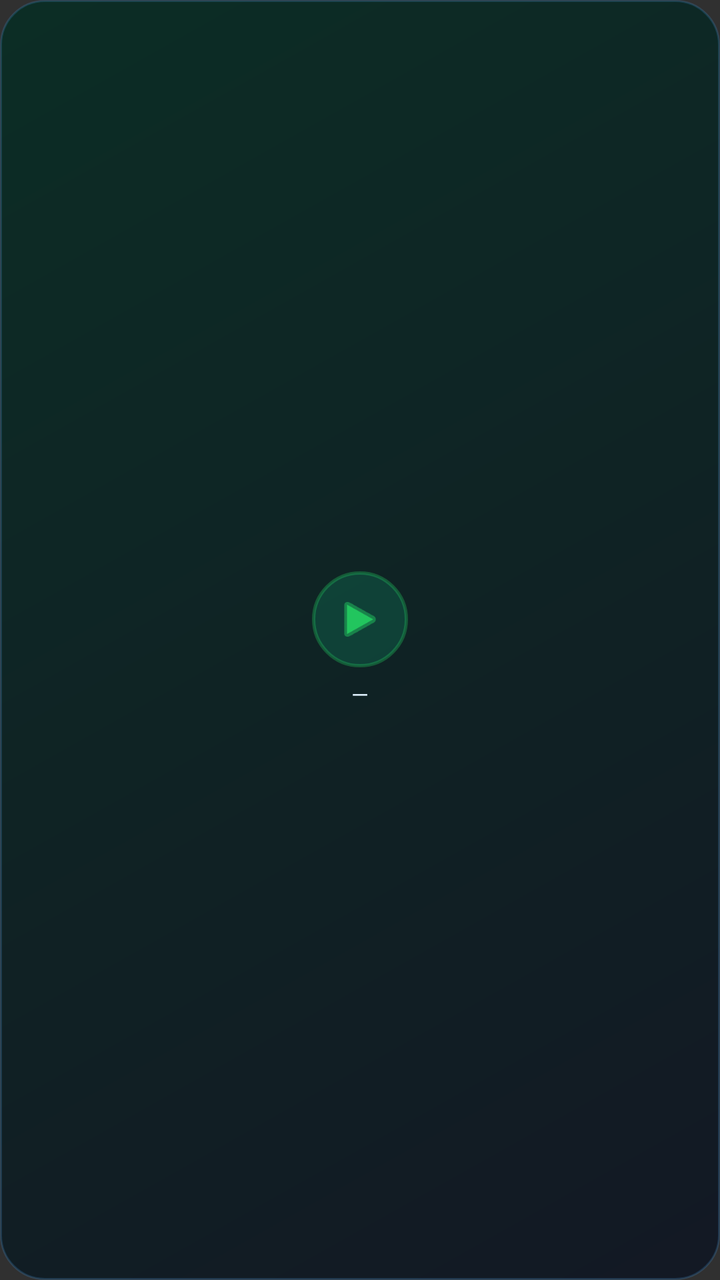
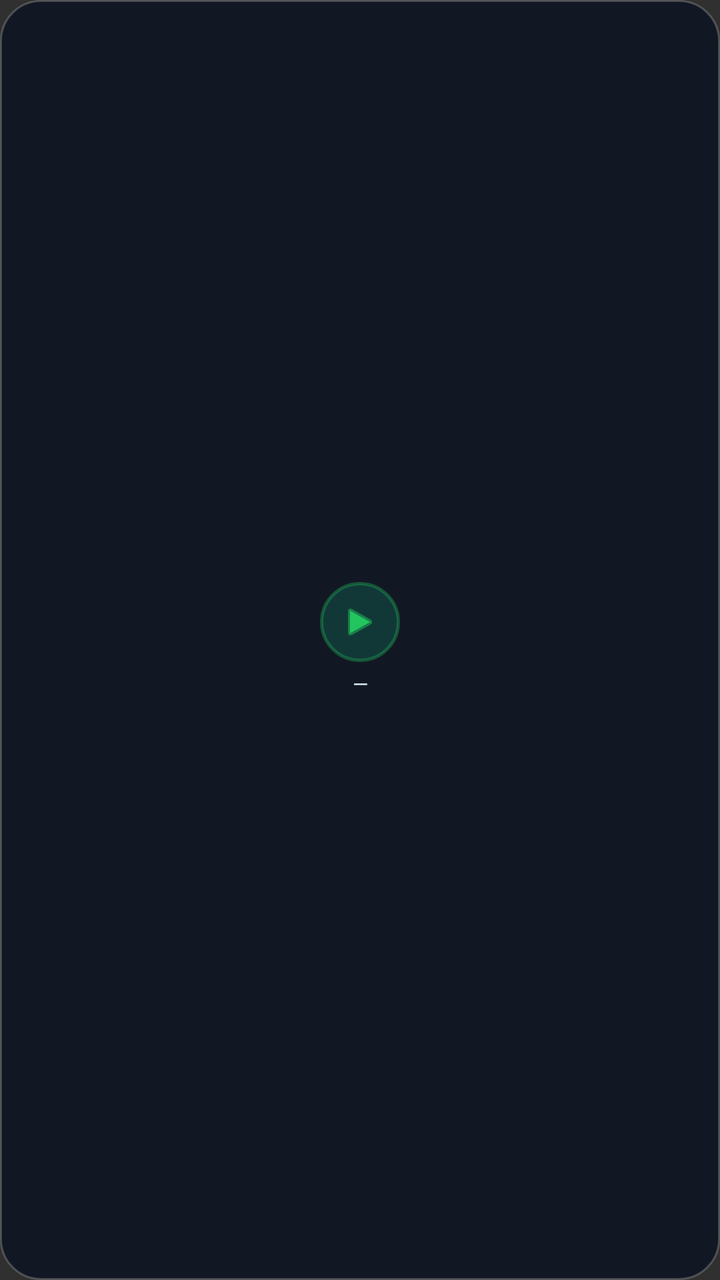

Two renders of the same Android screen: before a commit and after it. Below are the layout's source before the change and the commit's diff.
<!-- AndroidManifest.xml: application theme Theme.VpEgs -->
<!-- res/layout/widget_1x1.xml -->
<?xml version="1.0" encoding="utf-8"?>
<LinearLayout xmlns:android="http://schemas.android.com/apk/res/android"
    android:id="@+id/widget_root"
    android:layout_width="match_parent"
    android:layout_height="match_parent"
    android:orientation="vertical"
    android:gravity="center"
    android:padding="8dp"
    android:background="@drawable/widget_bg">

    <FrameLayout
        android:id="@+id/btn_toggle"
        android:layout_width="48dp"
        android:layout_height="48dp"
        android:clickable="true"
        android:focusable="true"
        android:background="@drawable/widget_btn_circle">
        <ImageView
            android:id="@+id/icon_power"
            android:layout_width="26dp"
            android:layout_height="26dp"
            android:layout_gravity="center"
            android:src="@android:drawable/ic_media_play"
            android:tint="#22C55E" />
    </FrameLayout>

    <TextView
        android:id="@+id/txt_country"
        android:layout_width="wrap_content"
        android:layout_height="wrap_content"
        android:layout_marginTop="6dp"
        android:text="—"
        android:textColor="#E0F2FE"
        android:textSize="11sp"
        android:maxLines="1"
        android:ellipsize="end" />
</LinearLayout>
<!-- resources referenced by this layout -->
<resources>
  <!-- drawable widget_bg (drawable) -->
  <?xml version="1.0" encoding="utf-8"?>
  <shape xmlns:android="http://schemas.android.com/apk/res/android"
      android:shape="rectangle">
      <gradient
          android:startColor="#CC0B1220"
          android:endColor="#CC022C22"
          android:angle="135" />
      <corners android:radius="22dp" />
      <stroke
          android:width="1dp"
          android:color="#3340A0F0" />
  </shape>
  <!-- drawable widget_btn_circle (drawable) -->
  <?xml version="1.0" encoding="utf-8"?>
  <shape xmlns:android="http://schemas.android.com/apk/res/android"
      android:shape="oval">
      <solid android:color="#3310B981" />
      <stroke android:width="1.5dp" android:color="#5522C55E" />
  </shape>
  <style name="Theme.VpEgs" parent="android:Theme.Material.NoActionBar">
          <item name="android:statusBarColor">@android:color/transparent</item>
          <item name="android:navigationBarColor">@android:color/transparent</item>
          <item name="android:windowLightStatusBar">false</item>
      </style>
</resources>

<!-- the commit's change to res/layout/widget_1x1.xml (unified diff, before → after) -->
@@ -2,36 +2,36 @@
 <LinearLayout xmlns:android="http://schemas.android.com/apk/res/android"
     android:id="@+id/widget_root"
     android:layout_width="match_parent"
-    android:layout_height="match_parent"
+    android:layout_height="wrap_content"
     android:orientation="vertical"
     android:gravity="center"
-    android:padding="8dp"
+    android:padding="6dp"
     android:background="@drawable/widget_bg">
 
     <FrameLayout
         android:id="@+id/btn_toggle"
-        android:layout_width="48dp"
-        android:layout_height="48dp"
+        android:layout_width="40dp"
+        android:layout_height="40dp"
         android:clickable="true"
         android:focusable="true"
         android:background="@drawable/widget_btn_circle">
         <ImageView
             android:id="@+id/icon_power"
-            android:layout_width="26dp"
-            android:layout_height="26dp"
+            android:layout_width="20dp"
+            android:layout_height="20dp"
             android:layout_gravity="center"
             android:src="@android:drawable/ic_media_play"
             android:tint="#22C55E" />
     </FrameLayout>
-
     <TextView
         android:id="@+id/txt_country"
-        android:layout_width="wrap_content"
+        android:layout_width="match_parent"
         android:layout_height="wrap_content"
-        android:layout_marginTop="6dp"
+        android:layout_marginTop="4dp"
+        android:gravity="center"
         android:text="—"
         android:textColor="#E0F2FE"
-        android:textSize="11sp"
+        android:textSize="10sp"
         android:maxLines="1"
         android:ellipsize="end" />
 </LinearLayout>
<!-- resource entries referenced after the edit -->
@@ -2,16 +2,10 @@
 <resources>
   <!-- drawable widget_bg (drawable) -->
   <?xml version="1.0" encoding="utf-8"?>
-  <shape xmlns:android="http://schemas.android.com/apk/res/android"
-      android:shape="rectangle">
-      <gradient
-          android:startColor="#CC0B1220"
-          android:endColor="#CC022C22"
-          android:angle="135" />
-      <corners android:radius="22dp" />
-      <stroke
-          android:width="1dp"
-          android:color="#3340A0F0" />
+  <shape xmlns:android="http://schemas.android.com/apk/res/android" android:shape="rectangle">
+      <solid android:color="#CC0B1220" />
+      <corners android:radius="20dp" />
+      <stroke android:width="1dp" android:color="#33FFFFFF" />
   </shape>
   <!-- drawable widget_btn_circle (drawable) -->
   <?xml version="1.0" encoding="utf-8"?>
